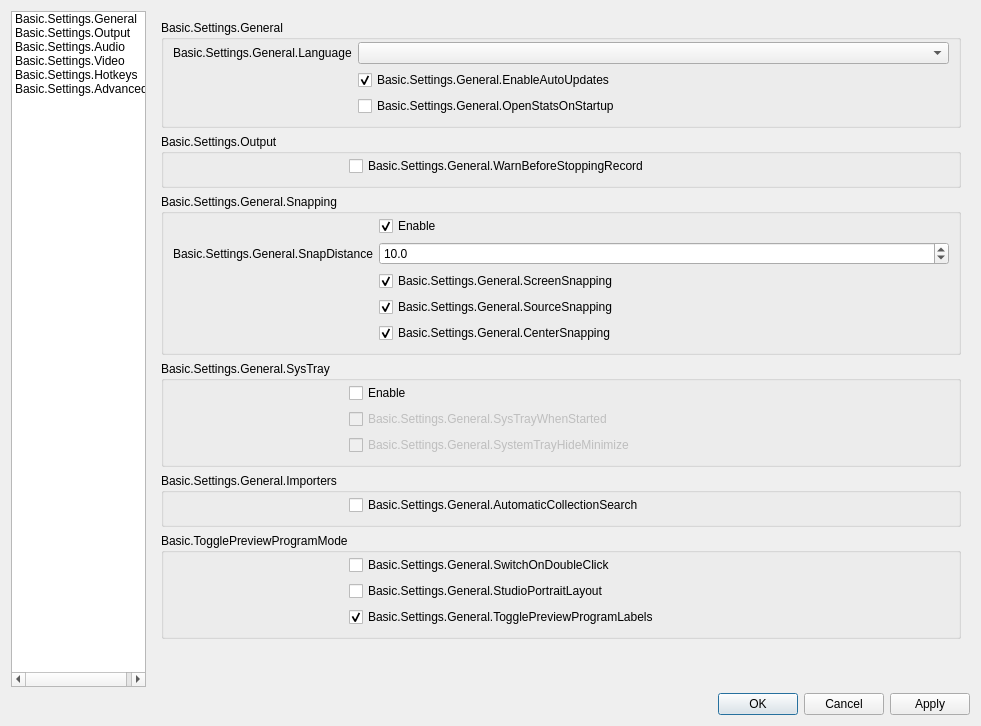
skimotv/SkimoMeetingRecorder, file UI/forms/OBSBasicSettings.ui: the form before one commit.
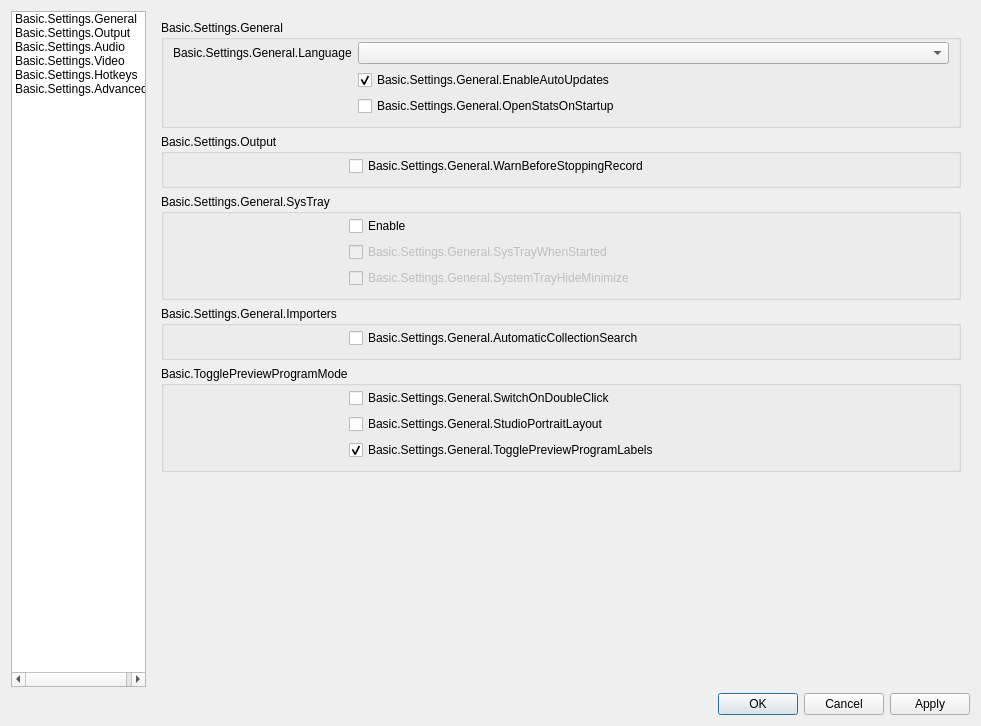
The form after the commit. The open tabs and pages were chosen to show the change. Icons and pictures are not drawn.

Commit message: removed snapping

What changed in the file:
```diff
--- a/UI/forms/OBSBasicSettings.ui
+++ b/UI/forms/OBSBasicSettings.ui
@@ -264,115 +264,6 @@
                   </layout>
                  </widget>
                 </item>
-                <item>
-                 <widget class="QGroupBox" name="groupBox_10">
-                  <property name="enabled">
-                   <bool>true</bool>
-                  </property>
-                  <property name="sizePolicy">
-                   <sizepolicy hsizetype="Preferred" vsizetype="Maximum">
-                    <horstretch>0</horstretch>
-                    <verstretch>0</verstretch>
-                   </sizepolicy>
-                  </property>
-                  <property name="title">
-                   <string>Basic.Settings.General.Snapping</string>
-                  </property>
-                  <property name="flat">
-                   <bool>false</bool>
-                  </property>
-                  <layout class="QFormLayout" name="formLayout_21">
-                   <property name="fieldGrowthPolicy">
-                    <enum>QFormLayout::AllNonFixedFieldsGrow</enum>
-                   </property>
-                   <property name="labelAlignment">
-                    <set>Qt::AlignRight|Qt::AlignTrailing|Qt::AlignVCenter</set>
-                   </property>
-                   <property name="topMargin">
-                    <number>2</number>
-                   </property>
-                   <item row="0" column="1">
-                    <widget class="QCheckBox" name="snappingEnabled">
-                     <property name="text">
-                      <string>Enable</string>
-                     </property>
-                     <property name="checked">
-                      <bool>true</bool>
-                     </property>
-                    </widget>
-                   </item>
-                   <item row="2" column="1">
-                    <widget class="QCheckBox" name="screenSnapping">
-                     <property name="text">
-                      <string>Basic.Settings.General.ScreenSnapping</string>
-                     </property>
-                     <property name="checked">
-                      <bool>true</bool>
-                     </property>
-                    </widget>
-                   </item>
-                   <item row="4" column="1">
-                    <widget class="QCheckBox" name="centerSnapping">
-                     <property name="text">
-                      <string>Basic.Settings.General.CenterSnapping</string>
-                     </property>
-                     <property name="checked">
-                      <bool>true</bool>
-                     </property>
-                    </widget>
-                   </item>
-                   <item row="3" column="1">
-                    <widget class="QCheckBox" name="sourceSnapping">
-                     <property name="text">
-                      <string>Basic.Settings.General.SourceSnapping</string>
-                     </property>
-                     <property name="checked">
-                      <bool>true</bool>
-                     </property>
-                    </widget>
-                   </item>
-                   <item row="1" column="1">
-                    <widget class="QDoubleSpinBox" name="snapDistance">
-                     <property name="decimals">
-                      <number>1</number>
-                     </property>
-                     <property name="singleStep">
-                      <double>0.500000000000000</double>
-                     </property>
-                     <property name="value">
-                      <double>10.000000000000000</double>
-                     </property>
-                    </widget>
-                   </item>
-                   <item row="1" column="0">
-                    <widget class="QLabel" name="label_9">
-                     <property name="text">
-                      <string>Basic.Settings.General.SnapDistance</string>
-                     </property>
-                     <property name="buddy">
-                      <cstring>snapDistance</cstring>
-                     </property>
-                    </widget>
-                   </item>
-                   <item row="3" column="0">
-                    <spacer name="horizontalSpacer_4">
-                     <property name="orientation">
-                      <enum>Qt::Horizontal</enum>
-                     </property>
-                     <property name="sizeType">
-                      <enum>QSizePolicy::Fixed</enum>
-                     </property>
-                     <property name="sizeHint" stdset="0">
-                      <size>
-                       <width>170</width>
-                       <height>5</height>
-                      </size>
-                     </property>
-                    </spacer>
-                   </item>
-                  </layout>
-                 </widget>
-                </item>
                 <item>
                  <widget class="QGroupBox" name="groupBox_13">
                   <property name="title">
```
